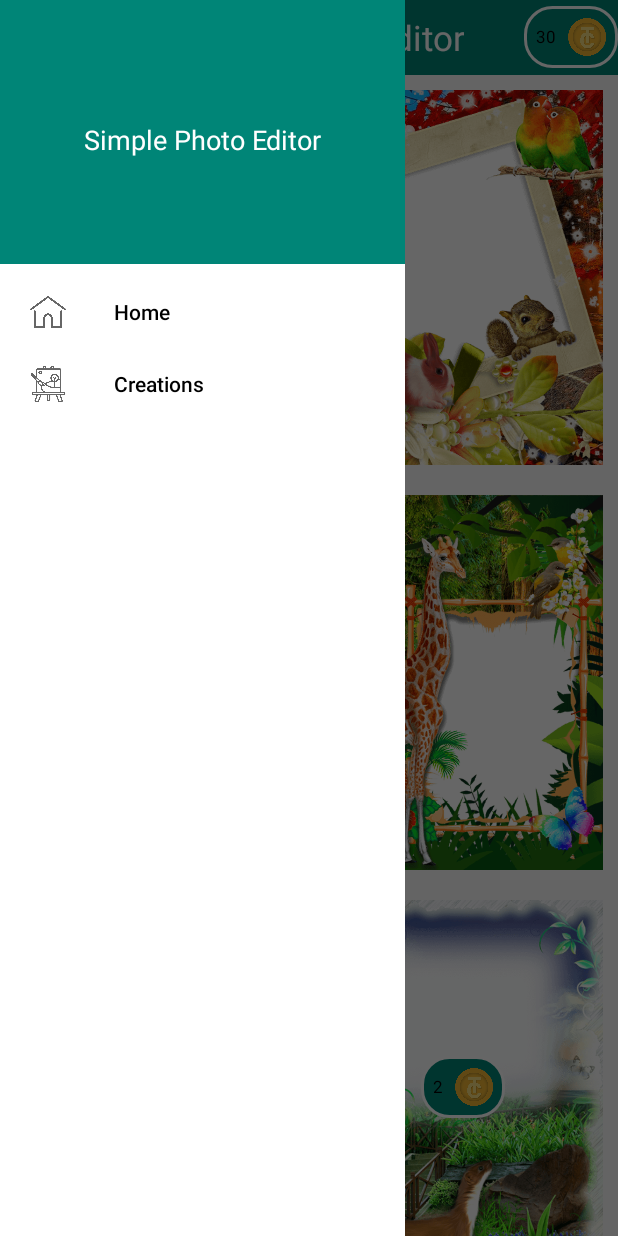
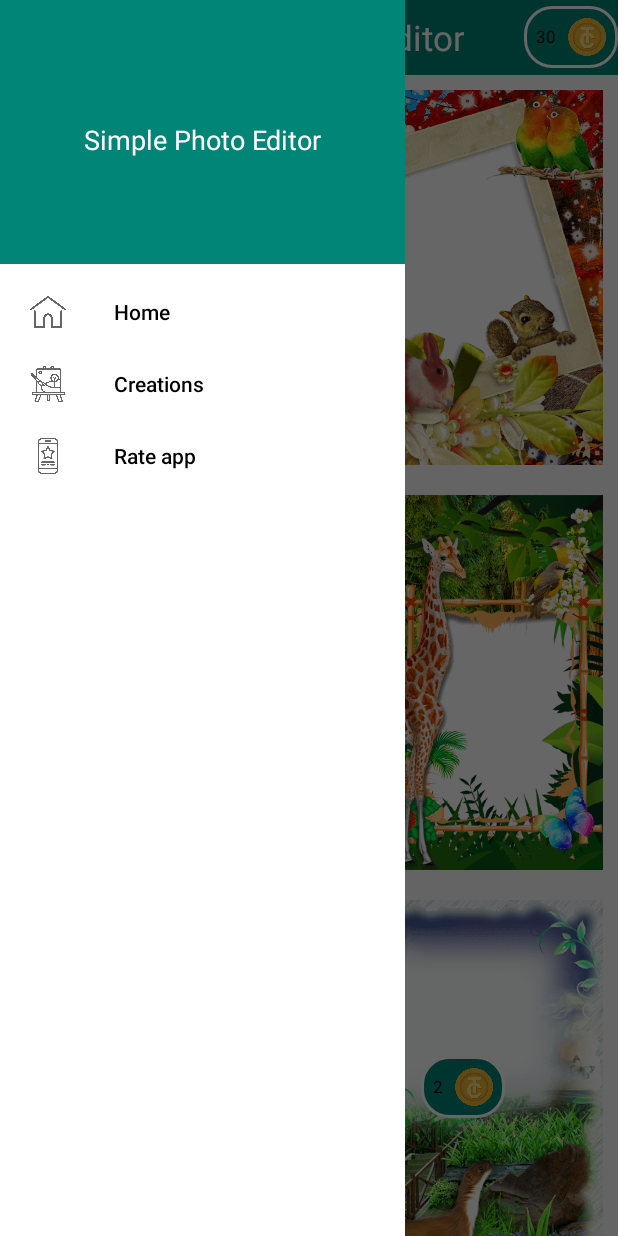
Before and after one commit to trung1999hy/App_Edit_photoBirthday, an Android app: the screen it shows after launch (HomeActivity), with the side drawer open, on a phone screen of 412 x 824 dp. Run offline under Robolectric (Android 15) with nearby library versions, the light colour scheme and no system bars; Roboto replaces fonts that are not available here.

Commit message:
thêm chức năng đánh giá app

```diff
--- a/app/src/main/java/com/hst/simplephotoedior/activity/HomeActivity.java
+++ b/app/src/main/java/com/hst/simplephotoedior/activity/HomeActivity.java
@@ -275,7 +275,7 @@ public class HomeActivity extends AppCompatActivity implements NavigationView.On
             }
 
 
-        } *//*else if (id == R.id.rateapp) {
+        } */else if (id == R.id.rateapp) {
 
             try {
                 Uri uri = Uri.parse("market://details?id=" + getPackageName());
@@ -285,7 +285,7 @@ public class HomeActivity extends AppCompatActivity implements NavigationView.On
                 startActivity(new Intent(Intent.ACTION_VIEW,
                         Uri.parse(Constances.Rateapp)));
             }
-        }*/
+        }
 
         DrawerLayout drawer = (DrawerLayout) findViewById(R.id.drawer);
         drawer.closeDrawer(GravityCompat.START);
--- a/app/src/main/res/menu/nav_menuitems.xml
+++ b/app/src/main/res/menu/nav_menuitems.xml
@@ -28,13 +28,13 @@
         android:title="Share app"
         app:showAsAction="always"
         android:icon="@drawable/shareapp"
-        />
+        />-->
     <item
         android:id="@+id/rateapp"
-        android:title="Rate app"
+        android:title="@string/rate"
         app:showAsAction="always"
         android:icon="@drawable/rateapp"
-       />-->
+       />
   <!--  <item
         android:id="@+id/moreapp"
         android:title="More app"
--- a/app/src/main/res/values/strings.xml
+++ b/app/src/main/res/values/strings.xml
@@ -10,4 +10,5 @@
 
     <string name="home_page">Home</string>
     <string name="creation">Creations</string>
+    <string name="rate">Rate app</string>
 </resources>
```
Also changed, not shown: 1 other file.
